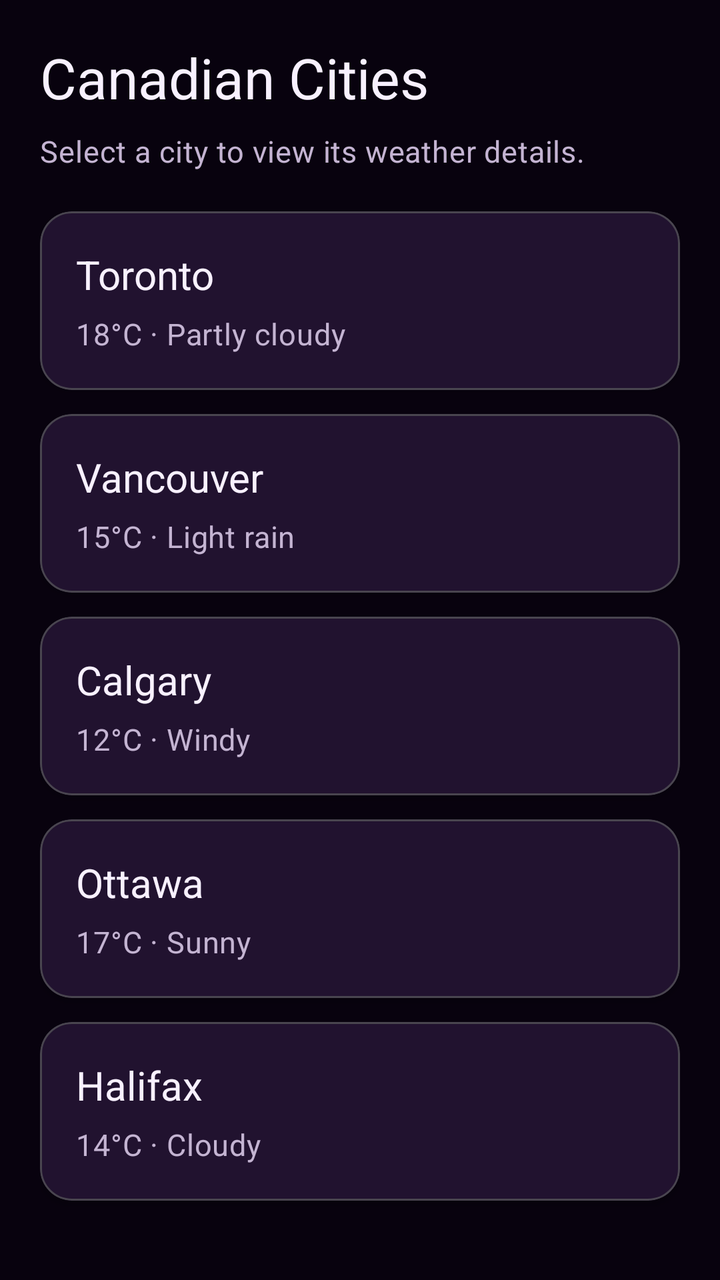
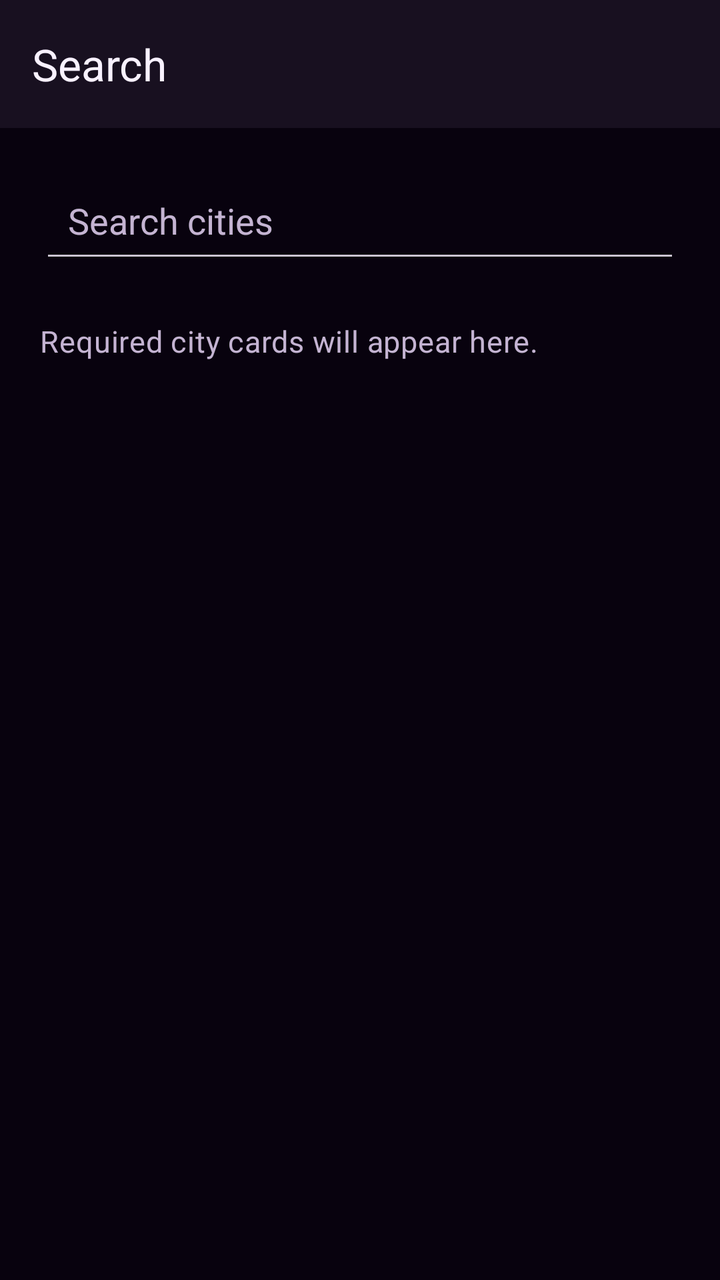

Screens rendered from an Android XML layout before and after an edit, with the pre-edit source and the edit as a unified diff.
<!-- AndroidManifest.xml: application theme Theme.WeatherTrio -->
<!-- res/layout/fragment_search.xml -->
<?xml version="1.0" encoding="utf-8"?>
<ScrollView
    xmlns:android="http://schemas.android.com/apk/res/android"
    xmlns:app="http://schemas.android.com/apk/res-auto"
    android:layout_width="match_parent"
    android:layout_height="match_parent"
    android:background="@color/background_main"
    android:fillViewport="true">

    <LinearLayout
        android:layout_width="match_parent"
        android:layout_height="wrap_content"
        android:orientation="vertical"
        android:padding="20dp">

        <TextView
            android:layout_width="wrap_content"
            android:layout_height="wrap_content"
            android:layout_marginBottom="8dp"
            android:text="@string/cities_title"
            android:textAppearance="@style/TextAppearance.WeatherTrio.Headline" />

        <TextView
            android:layout_width="wrap_content"
            android:layout_height="wrap_content"
            android:layout_marginBottom="20dp"
            android:text="@string/cities_subtitle"
            android:textAppearance="@style/TextAppearance.WeatherTrio.Body" />

        
        <com.google.android.material.card.MaterialCardView
            android:id="@+id/cardToronto"
            android:layout_width="match_parent"
            android:layout_height="wrap_content"
            android:layout_marginBottom="12dp"
            android:clickable="true"
            android:focusable="true"
            app:cardBackgroundColor="@color/surface"
            app:cardCornerRadius="16dp"
            app:cardElevation="2dp">

            <LinearLayout
                android:layout_width="match_parent"
                android:layout_height="wrap_content"
                android:orientation="vertical"
                android:padding="18dp">

                <TextView
                    android:layout_width="wrap_content"
                    android:layout_height="wrap_content"
                    android:text="@string/city_toronto"
                    android:textAppearance="@style/TextAppearance.WeatherTrio.Headline"
                    android:textSize="20sp" />

                <TextView
                    android:layout_width="wrap_content"
                    android:layout_height="wrap_content"
                    android:layout_marginTop="6dp"
                    android:text="@string/weather_toronto"
                    android:textAppearance="@style/TextAppearance.WeatherTrio.Body" />

            </LinearLayout>

        </com.google.android.material.card.MaterialCardView>

        
        <com.google.android.material.card.MaterialCardView
            android:id="@+id/cardVancouver"
            android:layout_width="match_parent"
            android:layout_height="wrap_content"
            android:layout_marginBottom="12dp"
            android:clickable="true"
            android:focusable="true"
            app:cardBackgroundColor="@color/surface"
            app:cardCornerRadius="16dp"
            app:cardElevation="2dp">

            <LinearLayout
                android:layout_width="match_parent"
                android:layout_height="wrap_content"
                android:orientation="vertical"
                android:padding="18dp">

                <TextView
                    android:layout_width="wrap_content"
                    android:layout_height="wrap_content"
                    android:text="@string/city_vancouver"
                    android:textAppearance="@style/TextAppearance.WeatherTrio.Headline"
                    android:textSize="20sp" />

                <TextView
                    android:layout_width="wrap_content"
                    android:layout_height="wrap_content"
                    android:layout_marginTop="6dp"
                    android:text="@string/weather_vancouver"
                    android:textAppearance="@style/TextAppearance.WeatherTrio.Body" />

            </LinearLayout>

        </com.google.android.material.card.MaterialCardView>

        
        <com.google.android.material.card.MaterialCardView
            android:id="@+id/cardCalgary"
            android:layout_width="match_parent"
            android:layout_height="wrap_content"
            android:layout_marginBottom="12dp"
            android:clickable="true"
            android:focusable="true"
            app:cardBackgroundColor="@color/surface"
            app:cardCornerRadius="16dp"
            app:cardElevation="2dp">

            <LinearLayout
                android:layout_width="match_parent"
                android:layout_height="wrap_content"
                android:orientation="vertical"
                android:padding="18dp">

                <TextView
                    android:layout_width="wrap_content"
                    android:layout_height="wrap_content"
                    android:text="@string/city_calgary"
                    android:textAppearance="@style/TextAppearance.WeatherTrio.Headline"
                    android:textSize="20sp" />

                <TextView
                    android:layout_width="wrap_content"
                    android:layout_height="wrap_content"
                    android:layout_marginTop="6dp"
                    android:text="@string/weather_calgary"
                    android:textAppearance="@style/TextAppearance.WeatherTrio.Body" />

            </LinearLayout>

        </com.google.android.material.card.MaterialCardView>

        
        <com.google.android.material.card.MaterialCardView
            android:id="@+id/cardOttawa"
            android:layout_width="match_parent"
            android:layout_height="wrap_content"
            android:layout_marginBottom="12dp"
            android:clickable="true"
            android:focusable="true"
            app:cardBackgroundColor="@color/surface"
            app:cardCornerRadius="16dp"
            app:cardElevation="2dp">

            <LinearLayout
                android:layout_width="match_parent"
                android:layout_height="wrap_content"
                android:orientation="vertical"
                android:padding="18dp">

                <TextView
                    android:layout_width="wrap_content"
                    android:layout_height="wrap_content"
                    android:text="@string/city_ottawa"
                    android:textAppearance="@style/TextAppearance.WeatherTrio.Headline"
                    android:textSize="20sp" />

                <TextView
                    android:layout_width="wrap_content"
                    android:layout_height="wrap_content"
                    android:layout_marginTop="6dp"
                    android:text="@string/weather_ottawa"
                    android:textAppearance="@style/TextAppearance.WeatherTrio.Body" />

            </LinearLayout>

        </com.google.android.material.card.MaterialCardView>

        
        <com.google.android.material.card.MaterialCardView
            android:id="@+id/cardHalifax"
            android:layout_width="match_parent"
            android:layout_height="wrap_content"
            android:layout_marginBottom="12dp"
            android:clickable="true"
            android:focusable="true"
            app:cardBackgroundColor="@color/surface"
            app:cardCornerRadius="16dp"
            app:cardElevation="2dp">

            <LinearLayout
                android:layout_width="match_parent"
                android:layout_height="wrap_content"
                android:orientation="vertical"
                android:padding="18dp">

                <TextView
                    android:layout_width="wrap_content"
                    android:layout_height="wrap_content"
                    android:text="@string/city_halifax"
                    android:textAppearance="@style/TextAppearance.WeatherTrio.Headline"
                    android:textSize="20sp" />

                <TextView
                    android:layout_width="wrap_content"
                    android:layout_height="wrap_content"
                    android:layout_marginTop="6dp"
                    android:text="@string/weather_halifax"
                    android:textAppearance="@style/TextAppearance.WeatherTrio.Body" />

            </LinearLayout>

        </com.google.android.material.card.MaterialCardView>

    </LinearLayout>

</ScrollView>
<!-- resources referenced by this layout -->
<resources>
  <color name="background_main">#08020E</color>
  <color name="surface">#181020</color>
  <string name="cities_subtitle">Select a city to view its weather details.</string>
  <string name="cities_title">Canadian Cities</string>
  <string name="city_calgary">Calgary</string>
  <string name="city_halifax">Halifax</string>
  <string name="city_ottawa">Ottawa</string>
  <string name="city_toronto">Toronto</string>
  <string name="city_vancouver">Vancouver</string>
  <string name="weather_calgary">12°C · Windy</string>
  <string name="weather_halifax">14°C · Cloudy</string>
  <string name="weather_ottawa">17°C · Sunny</string>
  <string name="weather_toronto">18°C · Partly cloudy</string>
  <string name="weather_vancouver">15°C · Light rain</string>
  <style name="TextAppearance.WeatherTrio.Body" parent="TextAppearance.Material3.BodyMedium">
  
          <item name="android:textColor">@color/text_secondary</item>
          <item name="android:textSize">15sp</item>
          <item name="android:fontFamily">sans-serif</item>
  
      </style>
  <style name="TextAppearance.WeatherTrio.Headline" parent="TextAppearance.Material3.HeadlineMedium">
  
          <item name="android:textColor">@color/text_primary</item>
          <item name="android:textSize">28sp</item>
          <item name="android:fontFamily">sans-serif-medium</item>
  
      </style>
  <style name="Theme.WeatherTrio" parent="Theme.Material3.Dark.NoActionBar">
  
          <item name="colorPrimary">@color/primary</item>
          <item name="colorOnPrimary">@color/text_primary</item>
  
          <item name="colorSecondary">@color/secondary</item>
          <item name="colorOnSecondary">@color/background_main</item>
  
          <item name="colorSurface">@color/surface</item>
          <item name="colorOnSurface">@color/text_primary</item>
  
          <item name="android:colorBackground">@color/background_main</item>
          <item name="android:windowBackground">@color/background_main</item>
  
          <item name="textAppearanceHeadlineMedium">@style/TextAppearance.WeatherTrio.Headline</item>
          <item name="textAppearanceBodyMedium">@style/TextAppearance.WeatherTrio.Body</item>
  
      </style>
  <color name="text_secondary">#C4B4D2</color>
  <color name="text_primary">#F8F1FF</color>
  <color name="primary">#9A35FF</color>
  <color name="secondary">#00D4FF</color>
</resources>

<!-- the commit's change to res/layout/fragment_search.xml (unified diff, before → after) -->
@@ -1,212 +1,57 @@
 <?xml version="1.0" encoding="utf-8"?>
-<ScrollView
+<LinearLayout
     xmlns:android="http://schemas.android.com/apk/res/android"
     xmlns:app="http://schemas.android.com/apk/res-auto"
     android:layout_width="match_parent"
     android:layout_height="match_parent"
     android:background="@color/background_main"
-    android:fillViewport="true">
+    android:orientation="vertical">
 
-    <LinearLayout
+    
+    <com.google.android.material.appbar.MaterialToolbar
+        android:id="@+id/toolbarSearch"
         android:layout_width="match_parent"
         android:layout_height="wrap_content"
-        android:orientation="vertical"
-        android:padding="20dp">
+        android:background="@color/surface"
+        app:title="@string/search_title"
+        app:titleTextColor="@color/text_primary" />
 
-        <TextView
-            android:layout_width="wrap_content"
-            android:layout_height="wrap_content"
-            android:layout_marginBottom="8dp"
-            android:text="@string/cities_title"
-            android:textAppearance="@style/TextAppearance.WeatherTrio.Headline" />
+    
+    <ScrollView
+        android:layout_width="match_parent"
+        android:layout_height="0dp"
+        android:layout_weight="1"
+        android:fillViewport="true">
 
-        <TextView
-            android:layout_width="wrap_content"
-            android:layout_height="wrap_content"
-            android:layout_marginBottom="20dp"
-            android:text="@string/cities_subtitle"
-            android:textAppearance="@style/TextAppearance.WeatherTrio.Body" />
-
-        
-        <com.google.android.material.card.MaterialCardView
-            android:id="@+id/cardToronto"
+        <LinearLayout
             android:layout_width="match_parent"
             android:layout_height="wrap_content"
-            android:layout_marginBottom="12dp"
-            android:clickable="true"
-            android:focusable="true"
-            app:cardBackgroundColor="@color/surface"
-            app:cardCornerRadius="16dp"
-            app:cardElevation="2dp">
+            android:orientation="vertical"
+            android:padding="20dp">
 
-            <LinearLayout
+            
+            <EditText
+                android:id="@+id/editSearchCity"
                 android:layout_width="match_parent"
                 android:layout_height="wrap_content"
-                android:orientation="vertical"
-                android:padding="18dp">
+                android:hint="@string/search_hint"
+                android:inputType="text"
+                android:maxLines="1"
+                android:padding="14dp"
+                android:textColor="@color/text_primary"
+                android:textColorHint="@color/text_secondary" />
 
-                <TextView
-                    android:layout_width="wrap_content"
-                    android:layout_height="wrap_content"
-                    android:text="@string/city_toronto"
-                    android:textAppearance="@style/TextAppearance.WeatherTrio.Headline"
-                    android:textSize="20sp" />
+            
+            <TextView
+                android:id="@+id/textCityListPlaceholder"
+                android:layout_width="wrap_content"
+                android:layout_height="wrap_content"
+                android:layout_marginTop="24dp"
+                android:text="@string/search_city_placeholder"
+                android:textAppearance="@style/TextAppearance.WeatherTrio.Body" />
 
-                <TextView
-                    android:layout_width="wrap_content"
-                    android:layout_height="wrap_content"
-                    android:layout_marginTop="6dp"
-                    android:text="@string/weather_toronto"
-                    android:textAppearance="@style/TextAppearance.WeatherTrio.Body" />
+        </LinearLayout>
 
-            </LinearLayout>
+    </ScrollView>
 
-        </com.google.android.material.card.MaterialCardView>
-
-        
-        <com.google.android.material.card.MaterialCardView
-            android:id="@+id/cardVancouver"
-            android:layout_width="match_parent"
-            android:layout_height="wrap_content"
-            android:layout_marginBottom="12dp"
-            android:clickable="true"
-            android:focusable="true"
-            app:cardBackgroundColor="@color/surface"
-            app:cardCornerRadius="16dp"
-            app:cardElevation="2dp">
-
-            <LinearLayout
-                android:layout_width="match_parent"
-                android:layout_height="wrap_content"
-                android:orientation="vertical"
-                android:padding="18dp">
-
-                <TextView
-                    android:layout_width="wrap_content"
-                    android:layout_height="wrap_content"
-                    android:text="@string/city_vancouver"
-                    android:textAppearance="@style/TextAppearance.WeatherTrio.Headline"
-                    android:textSize="20sp" />
-
-                <TextView
-                    android:layout_width="wrap_content"
-                    android:layout_height="wrap_content"
-                    android:layout_marginTop="6dp"
-                    android:text="@string/weather_vancouver"
-                    android:textAppearance="@style/TextAppearance.WeatherTrio.Body" />
-
-            </LinearLayout>
-
-        </com.google.android.material.card.MaterialCardView>
-
-        
-        <com.google.android.material.card.MaterialCardView
-            android:id="@+id/cardCalgary"
-            android:layout_width="match_parent"
-            android:layout_height="wrap_content"
-            android:layout_marginBottom="12dp"
-            android:clickable="true"
-            android:focusable="true"
-            app:cardBackgroundColor="@color/surface"
-            app:cardCornerRadius="16dp"
-            app:cardElevation="2dp">
-
-            <LinearLayout
-                android:layout_width="match_parent"
-                android:layout_height="wrap_content"
-                android:orientation="vertical"
-                android:padding="18dp">
-
-                <TextView
-                    android:layout_width="wrap_content"
-                    android:layout_height="wrap_content"
-                    android:text="@string/city_calgary"
-                    android:textAppearance="@style/TextAppearance.WeatherTrio.Headline"
-                    android:textSize="20sp" />
-
-                <TextView
-                    android:layout_width="wrap_content"
-                    android:layout_height="wrap_content"
-                    android:layout_marginTop="6dp"
-                    android:text="@string/weather_calgary"
-                    android:textAppearance="@style/TextAppearance.WeatherTrio.Body" />
-
-            </LinearLayout>
-
-        </com.google.android.material.card.MaterialCardView>
-
-        
-        <com.google.android.material.card.MaterialCardView
-            android:id="@+id/cardOttawa"
-            android:layout_width="match_parent"
-            android:layout_height="wrap_content"
-            android:layout_marginBottom="12dp"
-            android:clickable="true"
-            android:focusable="true"
-            app:cardBackgroundColor="@color/surface"
-            app:cardCornerRadius="16dp"
-            app:cardElevation="2dp">
-
-            <LinearLayout
-                android:layout_width="match_parent"
-                android:layout_height="wrap_content"
-                android:orientation="vertical"
-                android:padding="18dp">
-
-                <TextView
-                    android:layout_width="wrap_content"
-                    android:layout_height="wrap_content"
-                    android:text="@string/city_ottawa"
-                    android:textAppearance="@style/TextAppearance.WeatherTrio.Headline"
-                    android:textSize="20sp" />
-
-                <TextView
-                    android:layout_width="wrap_content"
-                    android:layout_height="wrap_content"
-                    android:layout_marginTop="6dp"
-                    android:text="@string/weather_ottawa"
-                    android:textAppearance="@style/TextAppearance.WeatherTrio.Body" />
-
-            </LinearLayout>
-
-        </com.google.android.material.card.MaterialCardView>
-
-        
-        <com.google.android.material.card.MaterialCardView
-            android:id="@+id/cardHalifax"
-            android:layout_width="match_parent"
-            android:layout_height="wrap_content"
-            android:layout_marginBottom="12dp"
-            android:clickable="true"
-            android:focusable="true"
-            app:cardBackgroundColor="@color/surface"
-            app:cardCornerRadius="16dp"
-            app:cardElevation="2dp">
-
-            <LinearLayout
-                android:layout_width="match_parent"
-                android:layout_height="wrap_content"
-                android:orientation="vertical"
-                android:padding="18dp">
-
-                <TextView
-                    android:layout_width="wrap_content"
-                    android:layout_height="wrap_content"
-                    android:text="@string/city_halifax"
-                    android:textAppearance="@style/TextAppearance.WeatherTrio.Headline"
-                    android:textSize="20sp" />
-
-                <TextView
-                    android:layout_width="wrap_content"
-                    android:layout_height="wrap_content"
-                    android:layout_marginTop="6dp"
-                    android:text="@string/weather_halifax"
-                    android:textAppearance="@style/TextAppearance.WeatherTrio.Body" />
-
-            </LinearLayout>
-
-        </com.google.android.material.card.MaterialCardView>
-
-    </LinearLayout>
-
-</ScrollView>
+</LinearLayout>
<!-- resource entries referenced after the edit -->
@@ -2,30 +2,16 @@
 <resources>
   <color name="background_main">#08020E</color>
   <color name="surface">#181020</color>
-  <string name="cities_subtitle">Select a city to view its weather details.</string>
-  <string name="cities_title">Canadian Cities</string>
-  <string name="city_calgary">Calgary</string>
-  <string name="city_halifax">Halifax</string>
-  <string name="city_ottawa">Ottawa</string>
-  <string name="city_toronto">Toronto</string>
-  <string name="city_vancouver">Vancouver</string>
-  <string name="weather_calgary">12°C · Windy</string>
-  <string name="weather_halifax">14°C · Cloudy</string>
-  <string name="weather_ottawa">17°C · Sunny</string>
-  <string name="weather_toronto">18°C · Partly cloudy</string>
-  <string name="weather_vancouver">15°C · Light rain</string>
+  <color name="text_primary">#F8F1FF</color>
+  <color name="text_secondary">#C4B4D2</color>
+  <string name="search_city_placeholder">Required city cards will appear here.</string>
+  <string name="search_hint">Search cities</string>
+  <string name="search_title">Search</string>
   <style name="TextAppearance.WeatherTrio.Body" parent="TextAppearance.Material3.BodyMedium">
   
           <item name="android:textColor">@color/text_secondary</item>
           <item name="android:textSize">15sp</item>
           <item name="android:fontFamily">sans-serif</item>
-  
-      </style>
-  <style name="TextAppearance.WeatherTrio.Headline" parent="TextAppearance.Material3.HeadlineMedium">
-  
-          <item name="android:textColor">@color/text_primary</item>
-          <item name="android:textSize">28sp</item>
-          <item name="android:fontFamily">sans-serif-medium</item>
   
       </style>
   <style name="Theme.WeatherTrio" parent="Theme.Material3.Dark.NoActionBar">
@@ -46,9 +32,14 @@
           <item name="textAppearanceBodyMedium">@style/TextAppearance.WeatherTrio.Body</item>
   
       </style>
-  <color name="text_secondary">#C4B4D2</color>
-  <color name="text_primary">#F8F1FF</color>
   <color name="primary">#9A35FF</color>
   <color name="secondary">#00D4FF</color>
+  <style name="TextAppearance.WeatherTrio.Headline" parent="TextAppearance.Material3.HeadlineMedium">
+  
+          <item name="android:textColor">@color/text_primary</item>
+          <item name="android:textSize">28sp</item>
+          <item name="android:fontFamily">sans-serif-medium</item>
+  
+      </style>
 </resources>
 
